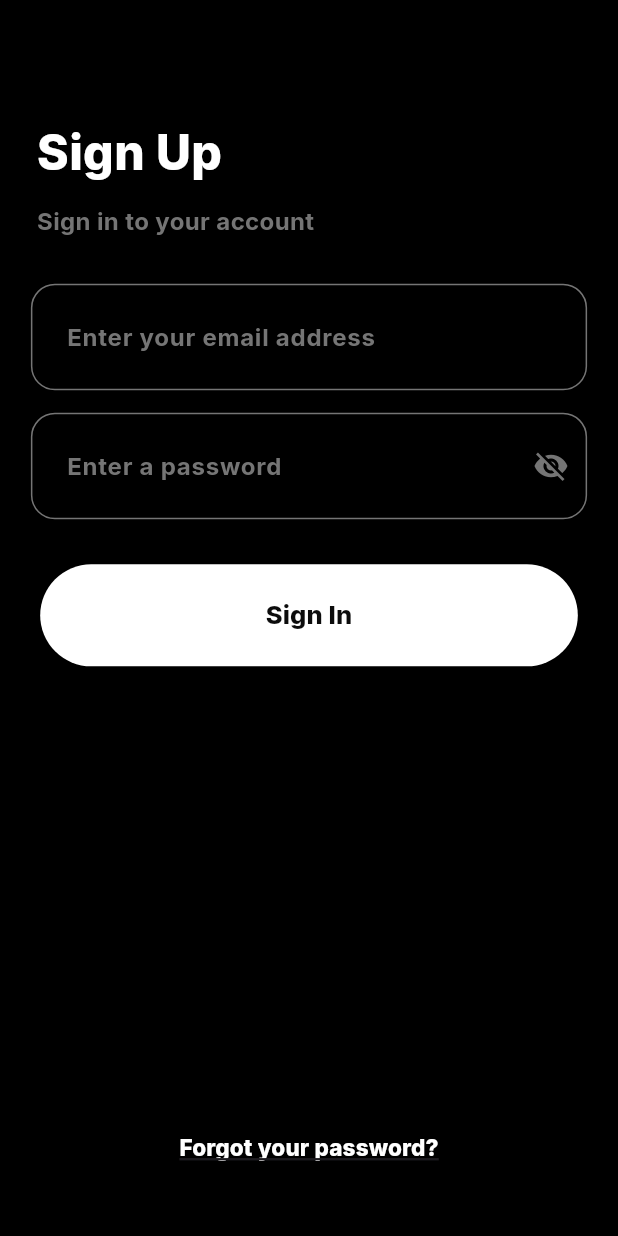
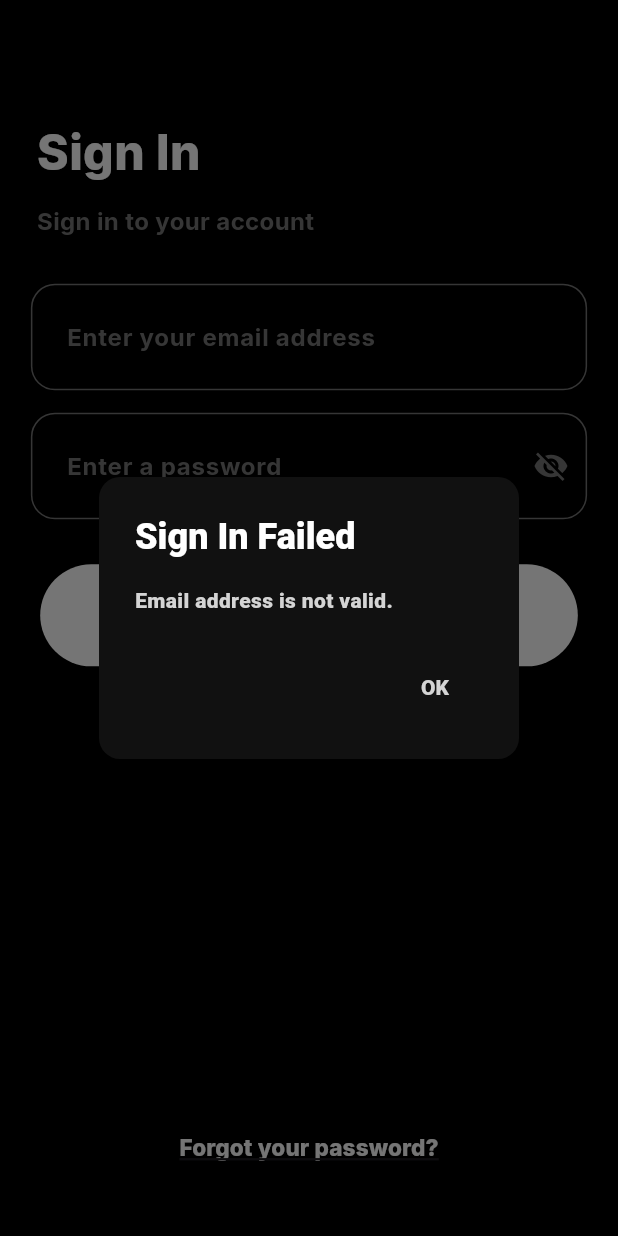
Before and after one commit to Tho100/revent, a Flutter app: the SignInPage screen opened directly, after a tap on "Sign In", on a phone screen of 412 x 824 dp. Run offline on Flutter 3.47's test engine with Material 3 defaults, Android fonts, the phone set to English and light mode, and no system bars; our stand-ins replace flutter_dotenv, get_it, google_fonts; missing offline and left inert: mysql_client.

Commit message:
Allow user to sign-in to their account

```diff
--- a/lib/pages/authentication/sign_in.dart
+++ b/lib/pages/authentication/sign_in.dart
@@ -1,6 +1,9 @@
 import 'package:flutter/material.dart';
 import 'package:google_fonts/google_fonts.dart';
+import 'package:revent/data_classes/login_user.dart';
+import 'package:revent/model/email_validator.dart';
 import 'package:revent/themes/theme_color.dart';
+import 'package:revent/ui_dialog/alert_dialog.dart';
 import 'package:revent/widgets/header_text.dart';
 import 'package:revent/widgets/main_button.dart';
 import 'package:revent/widgets/text_field/auth_textfield.dart';
@@ -22,6 +25,42 @@ class SignInPageState extends State<SignInPage> {
 
   final visiblePasswordNotifier = ValueNotifier<bool>(false);
 
+  Future<void> _verifyUserLoginInformation({
+    required String email,
+    required String auth,
+  }) async {
+
+    await LoginUser().processLogin(email, auth, context);
+
+  }
+
+  Future<void> _processSignIn() async {
+
+    final authInput = passwordController.text.trim();
+    final emailInput = emailController.text.trim();
+
+    if (!EmailValidator().validateEmail(emailInput)) {
+      CustomAlertDialog.alertDialogTitle(context, "Sign In Failed", "Email address is not valid.");
+      return;
+    }
+
+    if (emailInput.isEmpty) {
+      CustomAlertDialog.alertDialogTitle(context, "Sign In Failed", "Please enter your email address.");
+      return;
+    }
+
+    if (authInput.isEmpty) {
+      CustomAlertDialog.alertDialogTitle(context, "Sign In Failed", "Please enter your password.");
+      return;
+    }
+
+    await _verifyUserLoginInformation(
+      email: emailInput,
+      auth: authInput,
+    );
+
+  }
+
   Widget _buildBody(BuildContext context) {
 
     final mediaQuery = MediaQuery.of(context);
@@ -37,8 +76,8 @@ class SignInPageState extends State<SignInPage> {
           const Padding(
             padding: EdgeInsets.only(left: 4.0, top: 22.0),
             child: HeaderText(
-              title: "Sign Up",
-              subTitle: "Sign in to your account"
+              title: "Sign In",
+              subTitle: "Sign in to your account" // TODO: Update to 'Sign in to your Revent account'
             ),
           ),
 
@@ -61,9 +100,7 @@ class SignInPageState extends State<SignInPage> {
 
           MainButton(
             text: "Sign In",
-            onPressed:  () {
-              //
-            },
+            onPressed: () async => _processSignIn(),
           ),
 
           const Spacer(),
--- a/lib/pages/authentication/sign_up.dart
+++ b/lib/pages/authentication/sign_up.dart
@@ -29,7 +29,7 @@ class SignUpPageState extends State<SignUpPage> {
 
   final visiblePasswordNotifier = ValueNotifier<bool>(false);
 
-  Future<void> insertUserRegistrationInformation({
+  Future<void> _insertUserRegistrationInformation({
     required String username,
     required String email,
     required String auth,
@@ -111,7 +111,7 @@ class SignUpPageState extends State<SignUpPage> {
       context: context
     );
 
-    await insertUserRegistrationInformation(
+    await _insertUserRegistrationInformation(
       username: usernameInput,
       email: emailInput,
       auth: authInput,
```
Also changed, not shown: lib/data_classes/login_user.dart (added, +74 -0 lines), lib/data_classes/user_data_getter.dart (added, +37 -0 lines), 1 other file.
